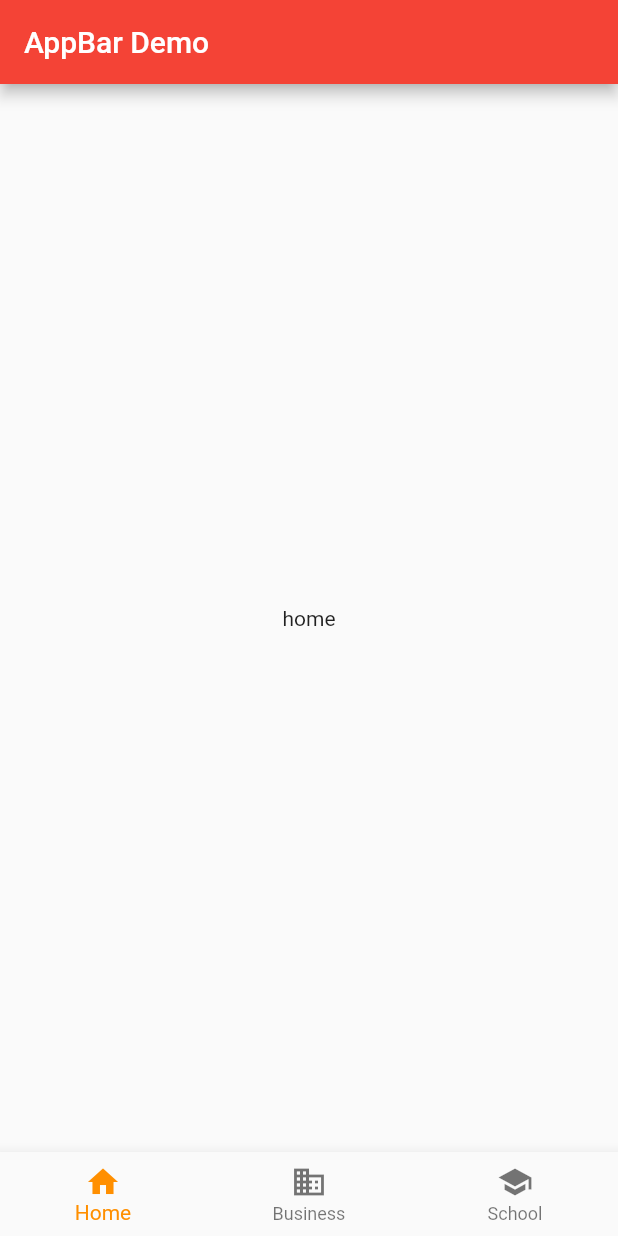
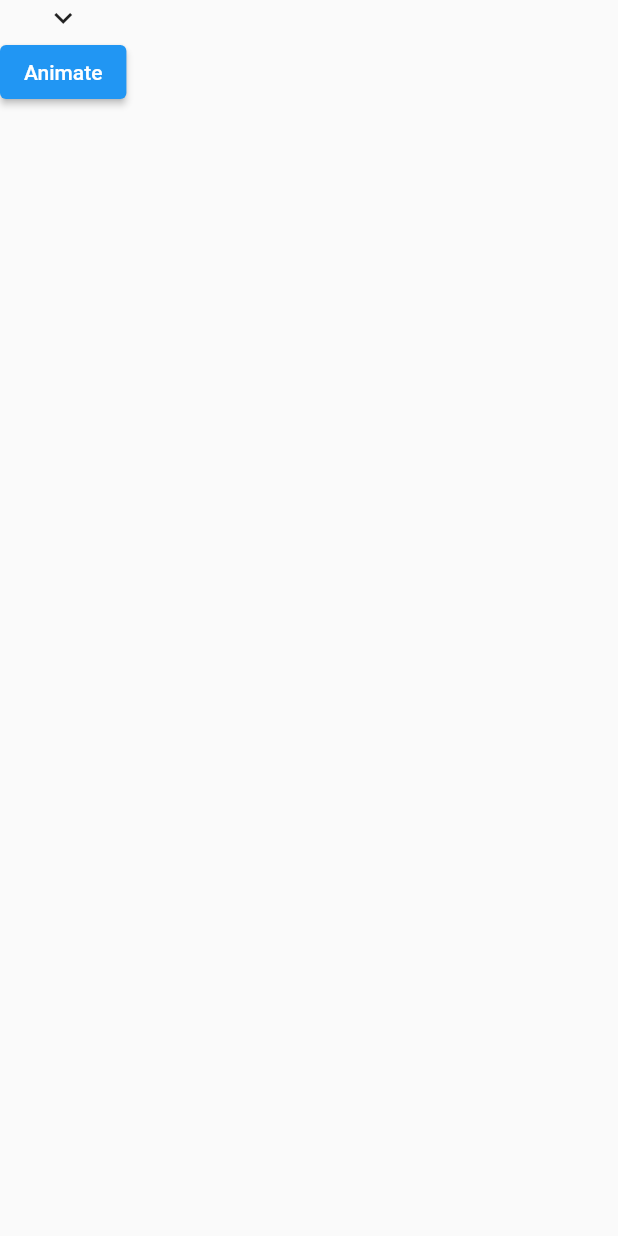
Before and after one commit to Cavitedev/stack_overflow_flutter, a Flutter app: the screen it shows after launch, on a phone screen of 412 x 824 dp. Run offline on Flutter 3.47's test engine with Material 2 defaults, Android fonts, the phone set to English and light mode, and no system bars; our stand-ins replace freezed_annotation.

Commit message:
:sparkles: Animated rotating icon

```diff
--- a/lib/main.dart
+++ b/lib/main.dart
@@ -1,4 +1,5 @@
 import 'package:flutter/material.dart';
+import 'package:stack_overflow/presentation/animation/rotate_icon.dart';
 import 'package:stack_overflow/presentation/scaffold/home_screen.dart';
 
 void main() {
@@ -23,7 +24,7 @@ class MyApp extends StatelessWidget {
         // is not restarted.
         primarySwatch: Colors.blue,
       ),
-      home: HomeScreen(),
+      home: RotateIcon(),
     );
   }
 }
--- /dev/null
+++ b/lib/presentation/animation/rotate_icon.dart
@@ -0,0 +1,54 @@
+import 'package:flutter/material.dart';
+
+class RotateIcon extends StatefulWidget {
+  const RotateIcon({Key? key}) : super(key: key);
+
+  @override
+  _RotateIconState createState() => _RotateIconState();
+}
+
+class _RotateIconState extends State<RotateIcon>
+    with SingleTickerProviderStateMixin {
+  late final AnimationController _controller;
+  late final Animation<double> _animation;
+
+  @override
+  void initState() {
+    super.initState();
+    _controller = AnimationController(
+        duration: const Duration(milliseconds: 500), vsync: this);
+    _animation =
+        Tween(begin: 0.0, end: .5).animate(CurvedAnimation(
+        parent: _controller, curve: Curves.easeOut));
+    }
+
+  @override
+  void dispose() {
+    super.dispose();
+    _controller.dispose();
+  }
+
+  @override
+  Widget build(BuildContext context) {
+    return Scaffold(
+      body: SafeArea(
+          child: Column(
+            children: [
+              RotationTransition(
+                turns: _animation,
+                child: const Icon(Icons.expand_more),
+              ),
+              ElevatedButton(
+                  onPressed: () {
+                    if (_controller.isDismissed) {
+                      _controller.forward();
+                    } else {
+                      _controller.reverse();
+                    }
+                  },
+                  child: const Text("Animate"))
+            ],
+          )),
+    );
+  }
+}
```
